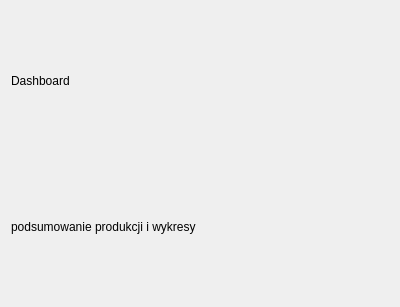
First picture: the form in ui/DashboardView.ui, repository MagdaOleksandrTeam/ProductionPlanner, before the edit.
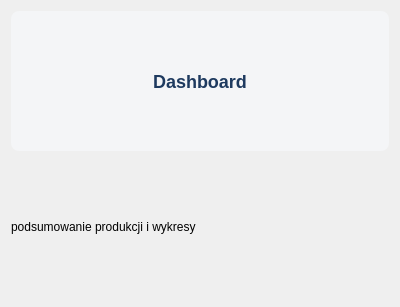
Second picture: the form after the edit.

Diff of the .ui file:
```diff
--- a/ui/DashboardView.ui
+++ b/ui/DashboardView.ui
@@ -16,9 +16,19 @@
   <layout class="QVBoxLayout" name="verticalLayout_2">
    <item>
     <widget class="QLabel" name="title">
+     <property name="styleSheet">
+      <string notr="true">font-size: 18px;
+font-weight: bold;
+color: #1E3A5F;
+background-color: #F4F5F7;
+border-radius: 8px;</string>
+     </property>
      <property name="text">
       <string>Dashboard</string>
      </property>
+     <property name="alignment">
+      <set>Qt::AlignmentFlag::AlignCenter</set>
+     </property>
     </widget>
    </item>
    <item>
```
